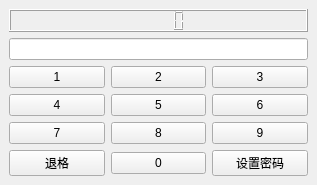
The window that bombdismantlement.ui (Rx584/7355608) describes before a commit, drawn with Qt 5.
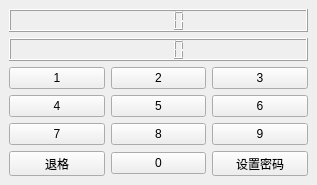
The same window after the commit.

Commit message: 更新UI，0-9输入逻辑完成

The edit to the form file:
```diff
--- a/bombdismantlement.ui
+++ b/bombdismantlement.ui
@@ -23,7 +23,7 @@
      <widget class="QLCDNumber" name="time"/>
     </item>
     <item>
-     <widget class="QLineEdit" name="password"/>
+     <widget class="QLCDNumber" name="password"/>
     </item>
     <item>
      <layout class="QGridLayout" name="gridLayout">
```
Left out of the diff: 2 changed lines with no effect on the pictures. The commit also changes 2 other files.
